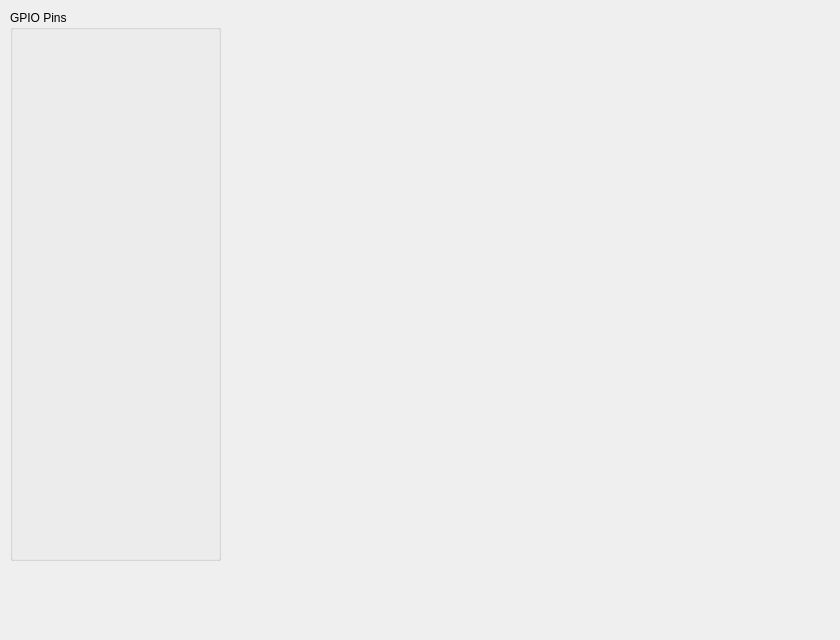
The window that View/TabGpio/tabgpiouno.ui (AakashKumar21/EmbeddedToolbox-GUI) describes before a commit, drawn with Qt 5.
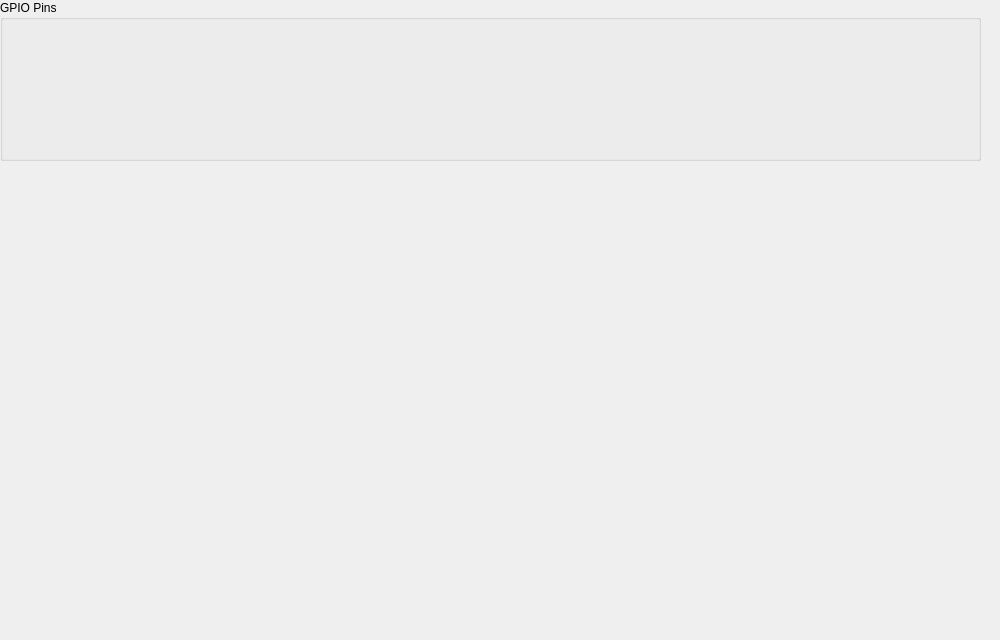
The same window after the commit.

Commit message: Added Readouts labels for digitalRead

Patch:
```diff
--- a/View/TabGpio/tabgpiouno.ui
+++ b/View/TabGpio/tabgpiouno.ui
@@ -6,7 +6,7 @@
    <rect>
     <x>0</x>
     <y>0</y>
-    <width>840</width>
+    <width>1000</width>
     <height>640</height>
    </rect>
   </property>
@@ -16,10 +16,10 @@
   <widget class="QGroupBox" name="groupBox">
    <property name="geometry">
     <rect>
-     <x>10</x>
-     <y>10</y>
-     <width>211</width>
-     <height>551</height>
+     <x>0</x>
+     <y>0</y>
+     <width>981</width>
+     <height>161</height>
     </rect>
    </property>
    <property name="title">
@@ -30,8 +30,8 @@
      <rect>
       <x>10</x>
       <y>30</y>
-      <width>191</width>
-      <height>511</height>
+      <width>961</width>
+      <height>121</height>
      </rect>
     </property>
     <layout class="QGridLayout" name="gridLayout_3"/>
```
The commit also changes 3 other files.
